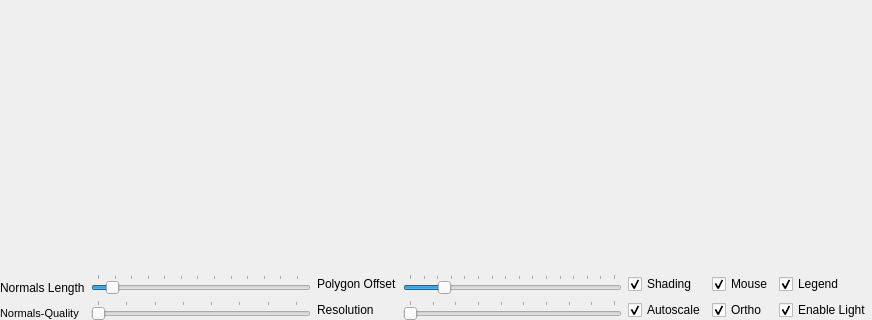
Old version of the form Include/iqt3d/CSurfaceViewComp.ui in the repository ImagingTools/acf; both pictures show x 0 to 872 and y 403 to 723 of the 872 by 723 pixel window.
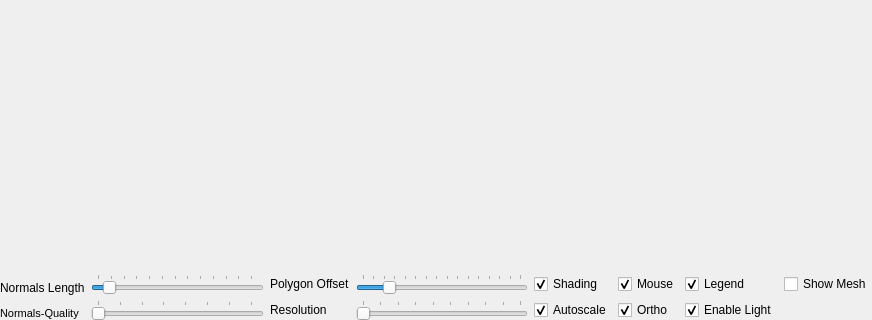
New version of the form.

Commit message: Some changes in 3d view.

Diff of the .ui file:
```diff
--- a/Include/iqt3d/CSurfaceViewComp.ui
+++ b/Include/iqt3d/CSurfaceViewComp.ui
@@ -12,7 +12,7 @@
   <property name="windowTitle" >
    <string>Form</string>
   </property>
-  <layout class="QVBoxLayout" name="verticalLayout_8" >
+  <layout class="QVBoxLayout" name="verticalLayout_9" >
    <property name="margin" >
     <number>0</number>
    </property>
@@ -309,6 +309,27 @@
         </item>
        </layout>
       </item>
+      <item>
+       <layout class="QVBoxLayout" name="verticalLayout_8" >
+        <item>
+         <widget class="QCheckBox" name="MeshEnabledCheck" >
+          <property name="text" >
+           <string>Show Mesh</string>
+          </property>
+         </widget>
+        </item>
+        <item>
+         <widget class="QFrame" name="DummyFrame" >
+          <property name="frameShape" >
+           <enum>QFrame::NoFrame</enum>
+          </property>
+          <property name="frameShadow" >
+           <enum>QFrame::Raised</enum>
+          </property>
+         </widget>
+        </item>
+       </layout>
+      </item>
      </layout>
     </widget>
    </item>
```
The commit also changes 2 other files.
